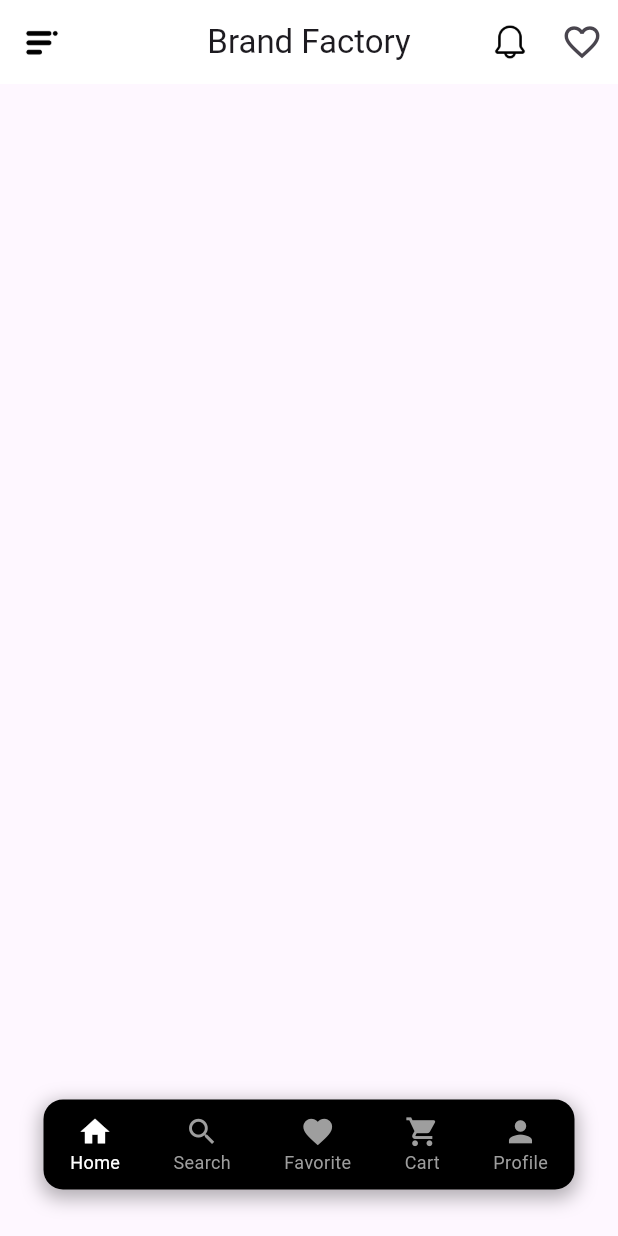
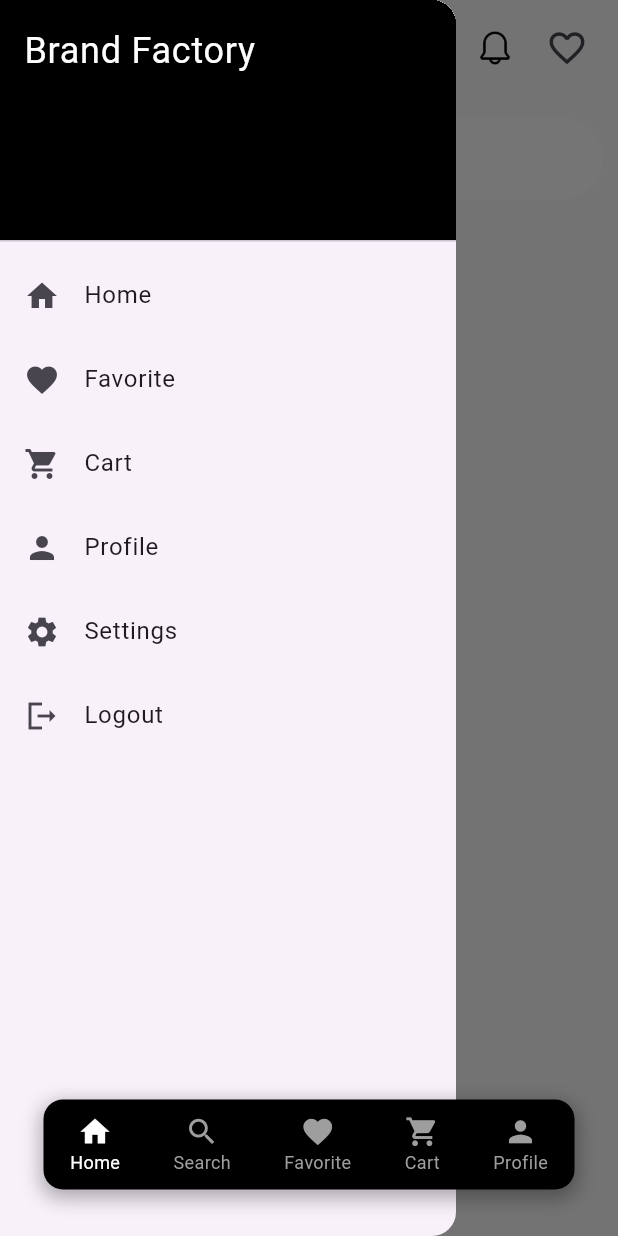
Before and after one commit to Gurubansi/e_commers_with_provider, a Flutter app: the screen it shows after launch, with the side drawer open (before the commit the screen has no drawer), on a phone screen of 412 x 824 dp. Run offline on Flutter 3.47's test engine with Material 3 defaults, Android fonts, the light colour scheme and no system bars; our stand-ins replace get.

Commit message:
worked on home page header and search bar

```diff
--- a/lib/main.dart
+++ b/lib/main.dart
@@ -1,6 +1,7 @@
 import 'package:e_commerce_with_provider/services/providers/bottom_bar_provider.dart';
 import 'package:e_commerce_with_provider/view/home/bottom_bar.dart';
 import 'package:flutter/material.dart';
+import 'package:get/get.dart';
 import 'package:provider/provider.dart';
 
 void main() {
@@ -15,7 +16,7 @@
   // This widget is the root of your application.
   @override
   Widget build(BuildContext context) {
-    return MaterialApp(
+    return GetMaterialApp(
       title: 'Flutter Demo',
       debugShowCheckedModeBanner: false,
       theme: ThemeData(
--- a/lib/services/providers/bottom_bar_provider.dart
+++ b/lib/services/providers/bottom_bar_provider.dart
@@ -10,7 +10,7 @@
 
   // List of screens to display
   final List<Widget> _screens = [
-    const HomeScreen(),
+     HomeScreen(),
     const SearchScreen(),
     const FavoriteScreen(),
     const AddToCartScreen(),
--- /dev/null
+++ b/lib/utils/CommonSizedBox.dart
@@ -0,0 +1,21 @@
+ import 'package:flutter/material.dart';
+
+SizedBox boxH02() => const SizedBox(height: 02);
+SizedBox boxH05() => const SizedBox(height: 05);
+SizedBox boxH08() => const SizedBox(height: 08);
+SizedBox boxH10() => const SizedBox(height: 10);
+SizedBox boxH15() => const SizedBox(height: 15);
+SizedBox boxH20() => const SizedBox(height: 20);
+SizedBox boxH25() => const SizedBox(height: 25);
+SizedBox boxH30() => const SizedBox(height: 30);
+SizedBox boxH50() => const SizedBox(height: 50);
+
+SizedBox boxW02() => const SizedBox(width: 02);
+SizedBox boxW05() => const SizedBox(width: 05);
+SizedBox boxW08() => const SizedBox(width: 08);
+SizedBox boxW10() => const SizedBox(width: 10);
+SizedBox boxW15() => const SizedBox(width: 15);
+SizedBox boxW20() => const SizedBox(width: 20);
+SizedBox boxW25() => const SizedBox(width: 25);
+SizedBox boxW30() => const SizedBox(width: 30);
+SizedBox boxW50() => const SizedBox(width: 50);
--- a/lib/view/home/home_screen.dart
+++ b/lib/view/home/home_screen.dart
@@ -1,50 +1,151 @@
+import 'package:e_commerce_with_provider/utils/CommonSizedBox.dart';
+import 'package:e_commerce_with_provider/view/home/add_to_cart_screen.dart';
+import 'package:e_commerce_with_provider/view/home/bottom_bar.dart';
+import 'package:e_commerce_with_provider/view/home/favorite_screen.dart';
+import 'package:e_commerce_with_provider/view/home/profile_screen.dart';
 import 'package:flutter/material.dart';
+import 'package:get/get.dart';
 
 class HomeScreen extends StatelessWidget {
-  const HomeScreen({super.key});
-
+   HomeScreen({super.key});
+  final GlobalKey<ScaffoldState> _scaffoldKey = GlobalKey<ScaffoldState>();
   @override
   Widget build(BuildContext context) {
     return Scaffold(
-      appBar: AppBar(
-        backgroundColor: Colors.white,
-        title: const Text('Brand Factory'),
-        centerTitle: true,
-        leading: Builder(
-          builder: (context) {
-            return IconButton(
+      key: _scaffoldKey,
+      backgroundColor: Colors.grey.shade50,
+      drawer: Drawer(
+        child: ListView(
+          padding: EdgeInsets.zero,
+          children: [
+            const DrawerHeader(
+              decoration: BoxDecoration(color: Colors.black),
+              child: Text(
+                'Brand Factory',
+                style: TextStyle(color: Colors.white, fontSize: 24),
+              ),
+            ),
+            ListTile(
+              leading: const Icon(Icons.home),
+              title: const Text('Home'),
+              onTap: () {
+                Get.to(BottomBar());
+              },
+            ),
+            ListTile(
+              leading: const Icon(Icons.favorite),
+              title: const Text('Favorite'),
+              onTap: () => Get.to(const FavoriteScreen()),
+            ),
+            ListTile(
+              leading: const Icon(Icons.shopping_cart),
+              title: const Text('Cart'),
+              onTap: () => Get.to(AddToCartScreen()),
+            ),ListTile(
+              leading: const Icon(Icons.person),
+              title: const Text('Profile'),
+              onTap: () =>  Get.to(ProfileScreen()),
+            ),
+            ListTile(
+              leading: const Icon(Icons.settings),
+              title: const Text('Settings'),
+              onTap: () =>  Get.to(HomeScreen()),
+            ),
+            ListTile(
+              leading: const Icon(Icons.logout_sharp),
+              title: const Text('Logout'),
+              onTap: () =>  Get.to(HomeScreen()),
+            ),
+          ],
+        ),
+      ),
+      body: Padding(
+        padding: const EdgeInsets.symmetric(horizontal: 10),
+        child: Column(
+          children: [
+            /// app header
+            SafeArea(
+              child: Padding(
+                padding: const EdgeInsets.symmetric(vertical: 8),
+                child: Row(
+                  children: [
+                    // Left side menu icon
+                    IconButton(
                       icon: Image.asset(
                         'assets/icons/ic_menu.png',
                         width: 25,
                         height: 25,
                       ),
                       onPressed: () {
-                Scaffold.of(context).openDrawer();
-              },
-            );
+                        _scaffoldKey.currentState?.openDrawer();
                       },
                     ),
-        actions: [
+
+                    const Expanded(
+                      child: Center(
+                        child: Text(
+                          'Brand Factory',
+                          style: TextStyle(
+                            fontWeight: FontWeight.bold,
+                            fontSize: 23,
+                          ),
+                        ),
+                      ),
+                    ),
+
+                    Row(
+                      children: [
                         IconButton(
                           icon: Image.asset(
                             'assets/icons/ic_notification.png',
                             width: 25,
                             height: 25,
                           ),
-            onPressed: () {
-              Scaffold.of(context).openDrawer();
-            },
+                          onPressed: () {},
                         ),
                         IconButton(
                           icon: const Icon(
                             Icons.favorite_border,
                             size: 28,
                           ),
-            onPressed: () {
-              Scaffold.of(context).openDrawer();
-            },
+                          onPressed: () {},
                         ),
                       ],
+                    ),
+                  ],
+                ),
+              ),
+            ),
+            boxH15(),
+            /// search box
+            Container(
+              padding: const EdgeInsets.symmetric(horizontal: 15, vertical: 10), // Inner padding
+              decoration: BoxDecoration(
+                color: Colors.white,
+                borderRadius: BorderRadius.circular(30),
+              ),
+              child: const Row(
+                children: [
+                  Icon(Icons.search, color: Colors.grey),
+                  SizedBox(width: 10),
+                  Expanded(
+                    child: TextField(
+                      decoration: InputDecoration(
+                        hintText: 'Search here...',
+                        border: InputBorder.none,
+                        isDense: true,
+                        contentPadding: EdgeInsets.symmetric(vertical: 5),
+                      ),
+                    ),
+                  ),
+                ],
+              ),
+            )
+            /// add banner
+
+
+          ],
+        ),
       ),
     );
   }
--- a/pubspec.yaml
+++ b/pubspec.yaml
@@ -36,6 +36,7 @@
   # Use with the CupertinoIcons class for iOS style icons.
   cupertino_icons: ^1.0.8
   provider:
+  get:
 
 dev_dependencies:
   flutter_test:
```
Also changed, not shown: lib/utils/app_bar_with_drawer.dart (added, +68 -0 lines). Lines whose indentation alone changed are shown as unchanged.
